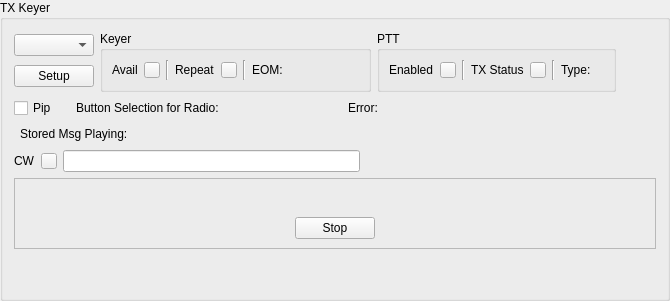
Before: the Qt Designer form mqt/MqtLogger/txvmbuttonsframe.ui in Rsclub22/Minos2-Mirror, drawn with Qt 5.
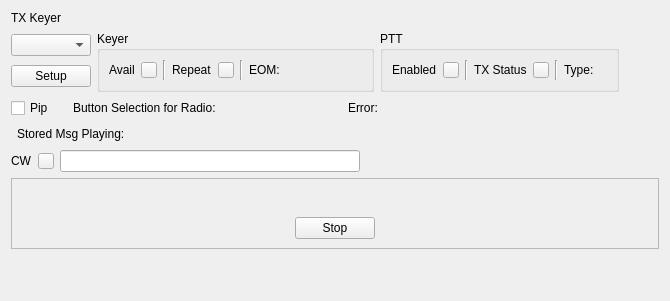
After: the same form once the commit is applied. Custom widgets are drawn as their Qt base class.

What changed in the file:
```diff
--- a/mqt/MqtLogger/txvmbuttonsframe.ui
+++ b/mqt/MqtLogger/txvmbuttonsframe.ui
@@ -1,7 +1,7 @@
 <?xml version="1.0" encoding="UTF-8"?>
 <ui version="4.0">
  <class>TxVmButtonsFrame</class>
- <widget class="QGroupBox" name="TxVmButtonsFrame">
+ <widget class="MinosPanel" name="TxVmButtonsFrame">
   <property name="geometry">
    <rect>
     <x>0</x>
@@ -10,13 +10,14 @@
     <height>301</height>
    </rect>
   </property>
-  <property name="windowTitle">
-   <string>GroupBox</string>
-  </property>
-  <property name="title">
-   <string>TX Keyer</string>
-  </property>
   <layout class="QVBoxLayout" name="verticalLayout_6">
+   <item>
+    <widget class="QLabel" name="title">
+     <property name="text">
+      <string>TX Keyer</string>
+     </property>
+    </widget>
+   </item>
    <item>
     <layout class="QVBoxLayout" name="verticalLayout">
      <item>
@@ -588,6 +589,14 @@
    </item>
   </layout>
  </widget>
+ <customwidgets>
+  <customwidget>
+   <class>MinosPanel</class>
+   <extends>QFrame</extends>
+   <header>minospanel.h</header>
+   <container>1</container>
+  </customwidget>
+ </customwidgets>
  <resources/>
  <connections/>
 </ui>
```
Left out of the diff: 52 changed lines with no effect on the pictures.
